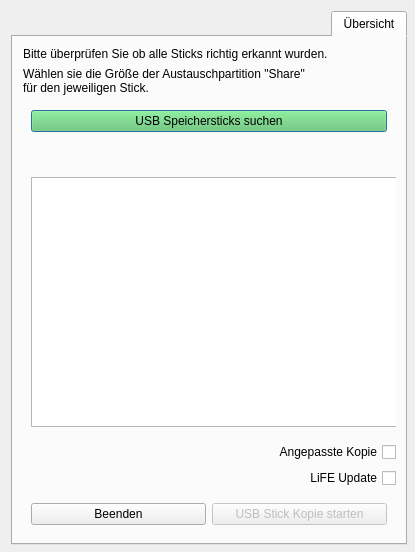
Above: usbcreator.ui from valueerrorx/life-usbcreator before the change. Below: the same form after it.
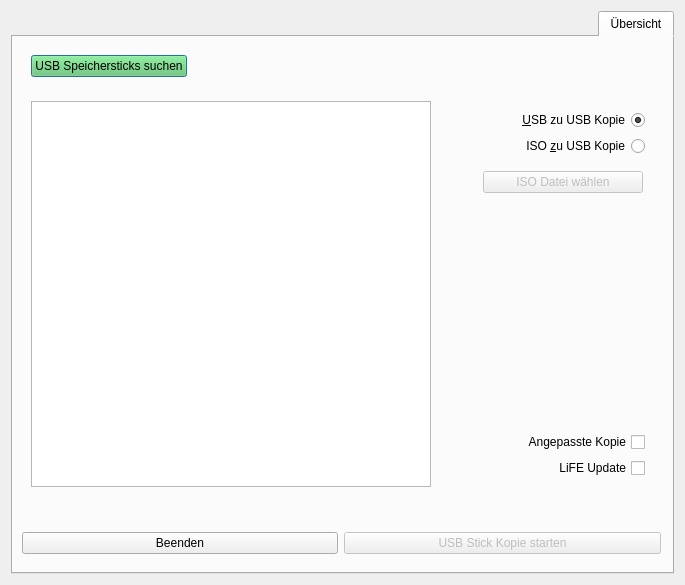
That is the form after the change. Icons and pictures are not drawn.

Commit message: added option to create a life USB device from ISO

The edit to the form file:
```diff
--- a/usbcreator.ui
+++ b/usbcreator.ui
@@ -7,8 +7,8 @@
    <rect>
     <x>0</x>
     <y>0</y>
-    <width>415</width>
-    <height>552</height>
+    <width>685</width>
+    <height>585</height>
    </rect>
   </property>
   <property name="sizePolicy">
@@ -19,14 +19,14 @@
   </property>
   <property name="minimumSize">
    <size>
-    <width>415</width>
-    <height>552</height>
+    <width>685</width>
+    <height>585</height>
    </size>
   </property>
   <property name="maximumSize">
    <size>
-    <width>415</width>
-    <height>552</height>
+    <width>685</width>
+    <height>16777215</height>
    </size>
   </property>
   <property name="windowTitle">
@@ -45,23 +45,11 @@
    <item>
     <widget class="QTabWidget" name="tabWidget">
      <property name="sizePolicy">
-      <sizepolicy hsizetype="Fixed" vsizetype="Expanding">
+      <sizepolicy hsizetype="Expanding" vsizetype="Expanding">
        <horstretch>0</horstretch>
        <verstretch>0</verstretch>
       </sizepolicy>
      </property>
-     <property name="minimumSize">
-      <size>
-       <width>396</width>
-       <height>534</height>
-      </size>
-     </property>
-     <property name="maximumSize">
-      <size>
-       <width>396</width>
-       <height>16777215</height>
-      </size>
-     </property>
      <property name="font">
       <font>
        <family>Ubuntu</family>
@@ -94,6 +82,12 @@
       </size>
      </property>
      <widget class="QWidget" name="tab">
+      <property name="sizePolicy">
+       <sizepolicy hsizetype="Expanding" vsizetype="Expanding">
+        <horstretch>0</horstretch>
+        <verstretch>0</verstretch>
+       </sizepolicy>
+      </property>
       <attribute name="icon">
        <iconset>
         <normaloff>pixmaps/drive.png</normaloff>pixmaps/drive.png</iconset>
@@ -103,41 +97,21 @@
       </attribute>
       <layout class="QVBoxLayout" name="verticalLayout">
        <item>
-        <widget class="QLabel" name="infolabel">
-         <property name="font">
-          <font>
-           <weight>50</weight>
-           <bold>false</bold>
-          </font>
-         </property>
-         <property name="text">
-          <string>&lt;html&gt;&lt;head/&gt;&lt;body&gt;&lt;p&gt;Bitte überprüfen Sie ob alle Sticks richtig erkannt wurden.&lt;/p&gt;&lt;/body&gt;&lt;/html&gt;</string>
-         </property>
-         <property name="alignment">
-          <set>Qt::AlignLeading|Qt::AlignLeft|Qt::AlignTop</set>
-         </property>
-         <property name="wordWrap">
-          <bool>true</bool>
-         </property>
-         <property name="indent">
-          <number>1</number>
-         </property>
-        </widget>
-       </item>
-       <item>
-        <widget class="QLabel" name="label">
-         <property name="text">
-          <string>Wählen sie die Größe der Austauschpartition &quot;Share&quot;
-für den jeweiligen Stick.</string>
-         </property>
-         <property name="indent">
-          <number>1</number>
-         </property>
-        </widget>
-       </item>
-       <item>
-        <widget class="QWidget" name="widget_3" native="true">
-         <layout class="QHBoxLayout" name="horizontalLayout_3">
+        <widget class="QWidget" name="widget_5" native="true">
+         <layout class="QHBoxLayout" name="horizontalLayout_4">
+          <item>
+           <spacer name="horizontalSpacer">
+            <property name="orientation">
+             <enum>Qt::Horizontal</enum>
+            </property>
+            <property name="sizeHint" stdset="0">
+             <size>
+              <width>40</width>
+              <height>20</height>
+             </size>
+            </property>
+           </spacer>
+          </item>
           <item>
            <widget class="QPushButton" name="search">
             <property name="autoFillBackground">
@@ -154,28 +128,121 @@
          </layout>
         </widget>
        </item>
-       <item>
-        <widget class="QLabel" name="deviceinfo">
-         <property name="font">
-          <font>
-           <weight>50</weight>
-           <bold>false</bold>
-          </font>
-         </property>
-         <property name="text">
-          <string>&lt;html&gt;&lt;head/&gt;&lt;body&gt;&lt;p/&gt;&lt;/body&gt;&lt;/html&gt;</string>
-         </property>
-         <property name="alignment">
-          <set>Qt::AlignLeading|Qt::AlignLeft|Qt::AlignTop</set>
-         </property>
-         <property name="indent">
-          <number>1</number>
-         </property>
-        </widget>
-       </item>
        <item>
         <widget class="QWidget" name="widget" native="true">
          <layout class="QHBoxLayout" name="horizontalLayout">
+          <item>
+           <widget class="QWidget" name="widget_4" native="true">
+            <layout class="QVBoxLayout" name="verticalLayout_3">
+             <item>
+              <widget class="QRadioButton" name="usbusb">
+               <property name="toolTip">
+                <string>Kopiert den LiFE USB Stick vollständig auf das Zielgerät</string>
+               </property>
+               <property name="text">
+                <string>&amp;USB zu USB Kopie</string>
+               </property>
+               <property name="checked">
+                <bool>true</bool>
+               </property>
+              </widget>
+             </item>
+             <item>
+              <widget class="QRadioButton" name="isousb">
+               <property name="toolTip">
+                <string>Erstellt aus einer LiFE ISO Datei einen bootfähigen USB Stick</string>
+               </property>
+               <property name="text">
+                <string>ISO &amp;zu USB Kopie</string>
+               </property>
+              </widget>
+             </item>
+             <item>
+              <widget class="QWidget" name="widget_6" native="true">
+               <layout class="QVBoxLayout" name="verticalLayout_4">
+                <property name="rightMargin">
+                 <number>2</number>
+                </property>
+                <item>
+                 <widget class="QPushButton" name="selectiso">
+                  <property name="enabled">
+                   <bool>false</bool>
+                  </property>
+                  <property name="sizePolicy">
+                   <sizepolicy hsizetype="Fixed" vsizetype="Fixed">
+                    <horstretch>0</horstretch>
+                    <verstretch>0</verstretch>
+                   </sizepolicy>
+                  </property>
+                  <property name="minimumSize">
+                   <size>
+                    <width>160</width>
+                    <height>0</height>
+                   </size>
+                  </property>
+                  <property name="styleSheet">
+                   <string notr="true"/>
+                  </property>
+                  <property name="text">
+                   <string>ISO Datei wählen</string>
+                  </property>
+                 </widget>
+                </item>
+                <item>
+                 <widget class="QLabel" name="isofilename">
+                  <property name="text">
+                   <string/>
+                  </property>
+                  <property name="alignment">
+                   <set>Qt::AlignRight|Qt::AlignTrailing|Qt::AlignVCenter</set>
+                  </property>
+                  <property name="margin">
+                   <number>2</number>
+                  </property>
+                  <property name="indent">
+                   <number>0</number>
+                  </property>
+                 </widget>
+                </item>
+               </layout>
+              </widget>
+             </item>
+             <item>
+              <spacer name="verticalSpacer">
+               <property name="orientation">
+                <enum>Qt::Vertical</enum>
+               </property>
+               <property name="sizeHint" stdset="0">
+                <size>
+                 <width>20</width>
+                 <height>40</height>
+                </size>
+               </property>
+              </spacer>
+             </item>
+             <item>
+              <widget class="QCheckBox" name="copydata">
+               <property name="toolTip">
+                <string>Vorgenommene Änderungen am Originalsystem&lt;br&gt;werden auf die Kopien übertragen</string>
+               </property>
+               <property name="text">
+                <string>Angepasste Kopie</string>
+               </property>
+              </widget>
+             </item>
+             <item>
+              <widget class="QCheckBox" name="update">
+               <property name="toolTip">
+                <string> Eventuell vorhandene Daten- und Sharepartitionen &lt;br&gt;auf Ziel USB Sticks erhalten</string>
+               </property>
+               <property name="text">
+                <string>LiFE Update</string>
+               </property>
+              </widget>
+             </item>
+            </layout>
+           </widget>
+          </item>
           <item>
            <widget class="QListWidget" name="listWidget">
             <property name="sizePolicy">
@@ -186,7 +253,7 @@
             </property>
             <property name="minimumSize">
              <size>
-              <width>370</width>
+              <width>400</width>
               <height>0</height>
              </size>
             </property>
@@ -250,28 +317,33 @@
         </widget>
        </item>
        <item>
-        <widget class="QCheckBox" name="copydata">
-         <property name="toolTip">
-          <string>Vorgenommene Änderungen am Originalsystem&lt;br&gt;werden auf die Kopien übertragen</string>
+        <widget class="QLabel" name="deviceinfo">
+         <property name="font">
+          <font>
+           <weight>50</weight>
+           <bold>false</bold>
+          </font>
          </property>
          <property name="text">
-          <string>Angepasste Kopie</string>
+          <string>&lt;html&gt;&lt;head/&gt;&lt;body&gt;&lt;p/&gt;&lt;/body&gt;&lt;/html&gt;</string>
          </property>
-        </widget>
-       </item>
-       <item>
-        <widget class="QCheckBox" name="update">
-         <property name="toolTip">
-          <string> Eventuell vorhandene Daten- und Sharepartitionen &lt;br&gt;auf Ziel USB Sticks erhalten</string>
+         <property name="alignment">
+          <set>Qt::AlignLeading|Qt::AlignLeft|Qt::AlignTop</set>
          </property>
-         <property name="text">
-          <string>LiFE Update</string>
+         <property name="indent">
+          <number>1</number>
          </property>
         </widget>
        </item>
        <item>
         <widget class="QWidget" name="widget_2" native="true">
          <layout class="QHBoxLayout" name="horizontalLayout_2">
+          <property name="leftMargin">
+           <number>0</number>
+          </property>
+          <property name="rightMargin">
+           <number>2</number>
+          </property>
           <item>
            <widget class="QPushButton" name="copy">
             <property name="enabled">
```
Left out of the diff: 51 changed lines with no effect on the pictures. The commit also changes 2 other files.
